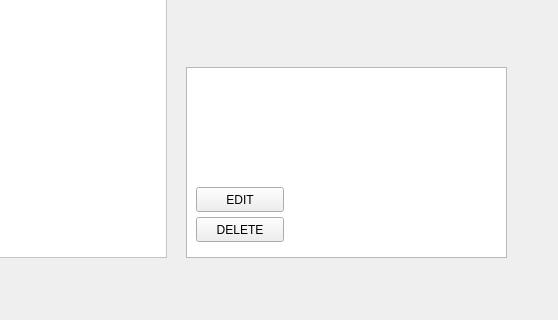
This is cctv_36_ky/src/ui/search.ui in VEDA-ThirtySix/PAMS-client as Qt 5 draws it before an edit; both pictures show x 494 to 1052 and y 153 to 473 of the 1052 by 473 pixel window. The edited form follows.
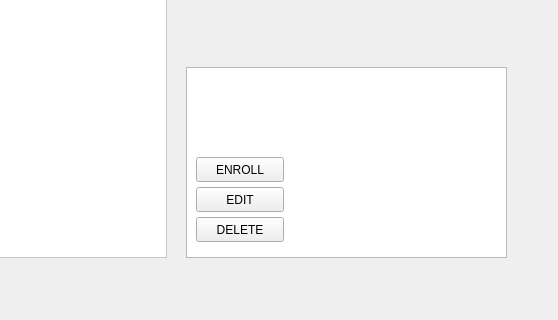
This is the edited form. Icons and pictures are not drawn.

Commit message: Add: Auto Refresh Table right after ENROLL

Patch:
```diff
--- a/cctv_36_ky/src/ui/search.ui
+++ b/cctv_36_ky/src/ui/search.ui
@@ -191,6 +191,19 @@
     <string>DELETE</string>
    </property>
   </widget>
+  <widget class="QPushButton" name="pushButton_enroll">
+   <property name="geometry">
+    <rect>
+     <x>690</x>
+     <y>310</y>
+     <width>88</width>
+     <height>25</height>
+    </rect>
+   </property>
+   <property name="text">
+    <string>ENROLL</string>
+   </property>
+  </widget>
  </widget>
  <resources/>
  <connections/>
```
The commit also changes 14 other files.
